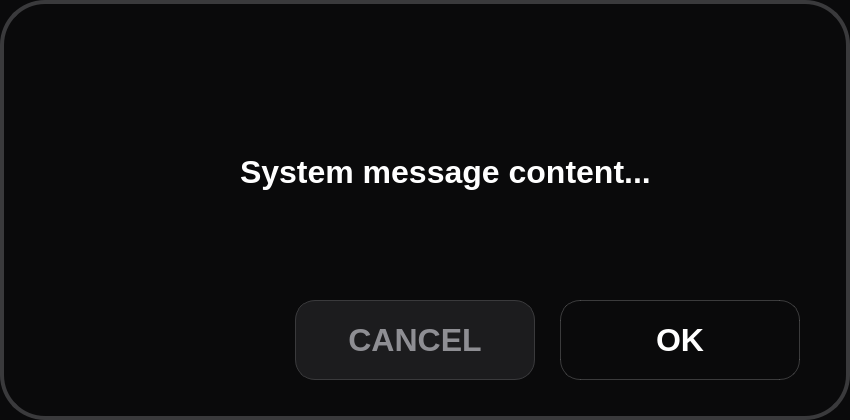
Qt form src/plugins/NativeWidgets/ServiceMenu/src/GUI/MessageBox/MessageWindow.ui (Ilkhom-S/e-kiosk) before a commit.
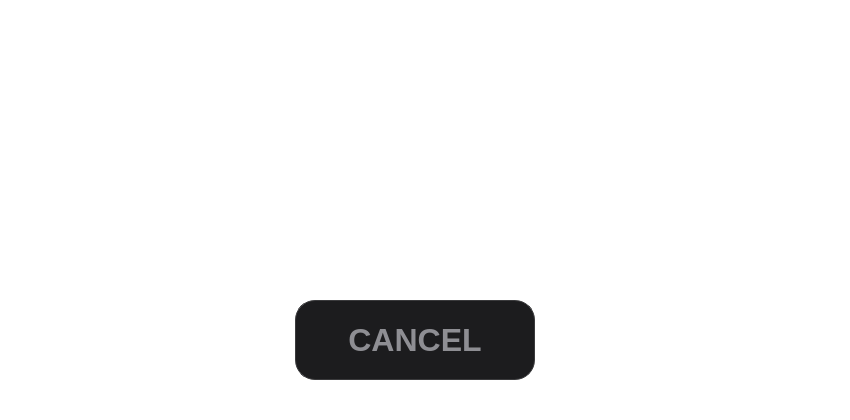
The same form after that commit.

The edit to the form file:
```diff
--- a/src/plugins/NativeWidgets/ServiceMenu/src/GUI/MessageBox/MessageWindow.ui
+++ b/src/plugins/NativeWidgets/ServiceMenu/src/GUI/MessageBox/MessageWindow.ui
@@ -12,11 +12,10 @@
   </property>
   <property name="styleSheet">
    <string notr="true">
-                /* Main Background: Midnight Black */
+                /* Фон и скруглённые углы рисуются в paintEvent через QPainter — QSS здесь не нужен
+                */
                 QWidget#MessageWindow {
-                background-color: #0A0A0B;
-                border: 4px solid #3A3A3C;
-                border-radius: 45px;
+                background: transparent;
                 }
 
                 /* Text: Ultra-legible Segoe UI Black */
```
Left out of the diff: 4 changed lines with no effect on the pictures. Lines whose indentation alone changed are shown as unchanged.
